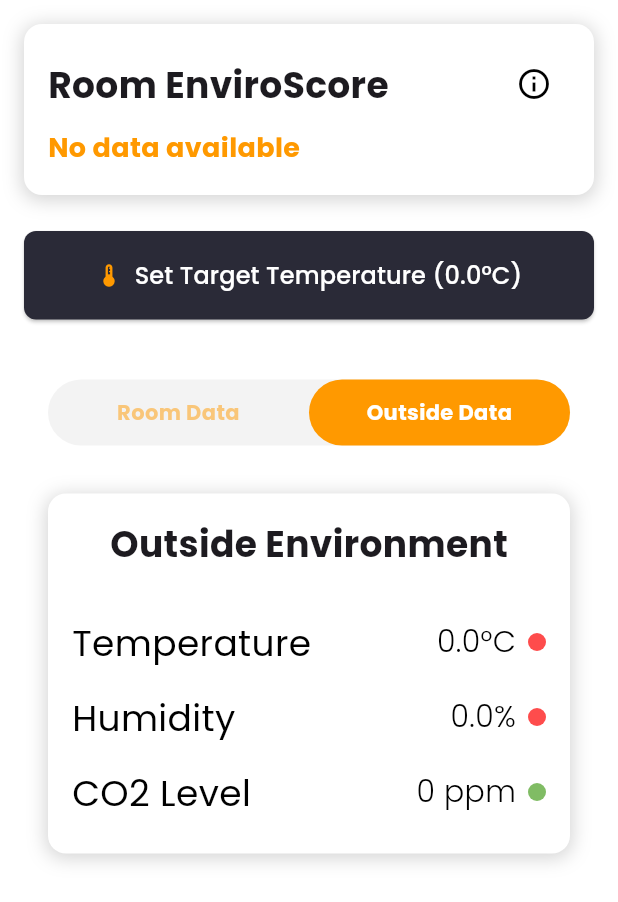
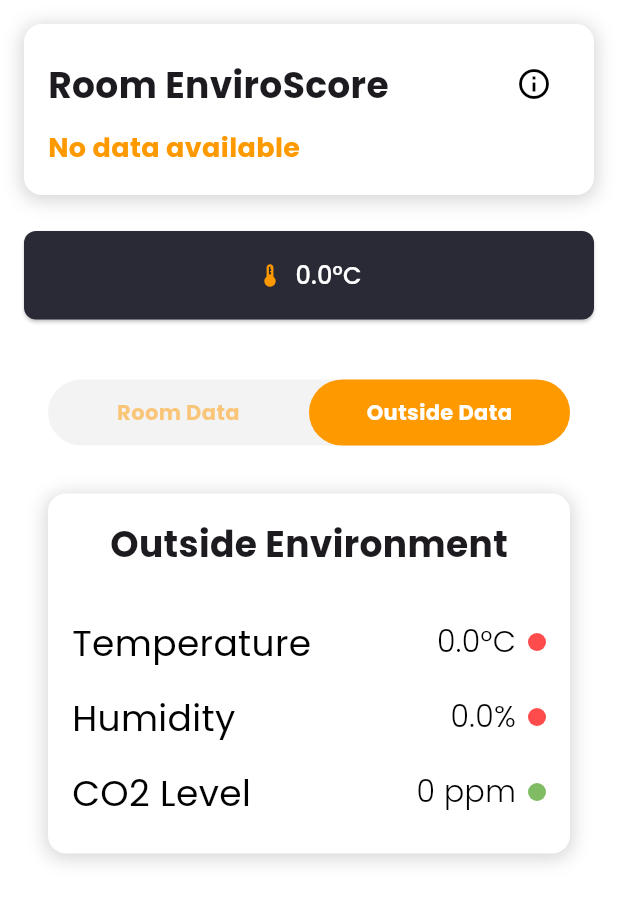
Before and after one commit to KempDewulf/envirosense-app, a Flutter app: the RoomOverviewContent widget shown alone on an empty page, opened directly with empty values, on a phone screen of 412 x 824 dp. Shown: the top 902 px of the screen. Run offline on Flutter 3.47's test engine with Material 3 defaults, Android fonts, the phone set to English and light mode, and no system bars; our stand-ins replace dotted_border, firebase_auth, firebase_core, firebase_messaging, flutter_dotenv, google_fonts and 4 more; missing offline and left inert: mobile_scanner; accounts and stored records are empty; network calls fail.

Commit message:
feat: refine temperature adjustment precision and implement asynchronous temperature formatting in room overview

```diff
--- a/lib/presentation/widgets/dialogs/target_temperature_sheet.dart
+++ b/lib/presentation/widgets/dialogs/target_temperature_sheet.dart
@@ -55,7 +55,7 @@ class TargetTemperatureSheet extends StatelessWidget {
                         iconSize: 28,
                         color: AppColors.secondaryColor,
                         onPressed: () {
-                          setState(() => tempValue = (tempValue! - 0.5).clamp(16, 30));
+                          setState(() => tempValue = (tempValue! - 0.1).clamp(0, 80));
                         },
                       ),
                       const SizedBox(width: 16),
@@ -69,7 +69,7 @@ class TargetTemperatureSheet extends StatelessWidget {
                         iconSize: 28,
                         color: AppColors.secondaryColor,
                         onPressed: () {
-                          setState(() => tempValue = (tempValue! + 0.5).clamp(16, 30));
+                          setState(() => tempValue = (tempValue! + 0.1).clamp(0, 80));
                         },
                       ),
                     ],
--- a/lib/presentation/widgets/room_overview_content.dart
+++ b/lib/presentation/widgets/room_overview_content.dart
@@ -1,3 +1,4 @@
+import 'package:envirosense/core/helpers/unit_helper.dart';
 import 'package:envirosense/presentation/widgets/cards/enviro_score_card.dart';
 import 'package:envirosense/presentation/widgets/data/environment_data_section.dart';
 import 'package:flutter/material.dart';
@@ -75,14 +76,21 @@ class RoomOverviewContent extends StatelessWidget {
                 ),
               const SizedBox(width: 8),
               if (isLoadingTemperature)
-                Text(
+                const Text(
                   'Loading Temperature Limit',
                   style: TextStyle(color: AppColors.accentColor, fontSize: 16),
                 )
               else
-                Text(
-                  targetTemperature == null ? 'Temperature Limit Not Available' : 'Set Target Temperature ($targetTemperature°C)',
-                  style: TextStyle(color: targetTemperature == null ? AppColors.accentColor : AppColors.whiteColor, fontSize: 16),
+                FutureBuilder<String>(
+                  future: targetTemperature != null
+                      ? UnitConverter.formatTemperature(targetTemperature)
+                      : Future.value('Temperature Limit Not Available'),
+                  builder: (context, snapshot) {
+                    return Text(
+                      snapshot.data ?? 'Loading...',
+                      style: TextStyle(color: targetTemperature == null ? AppColors.accentColor : AppColors.whiteColor, fontSize: 16),
+                    );
+                  },
                 ),
             ],
           ),
```
